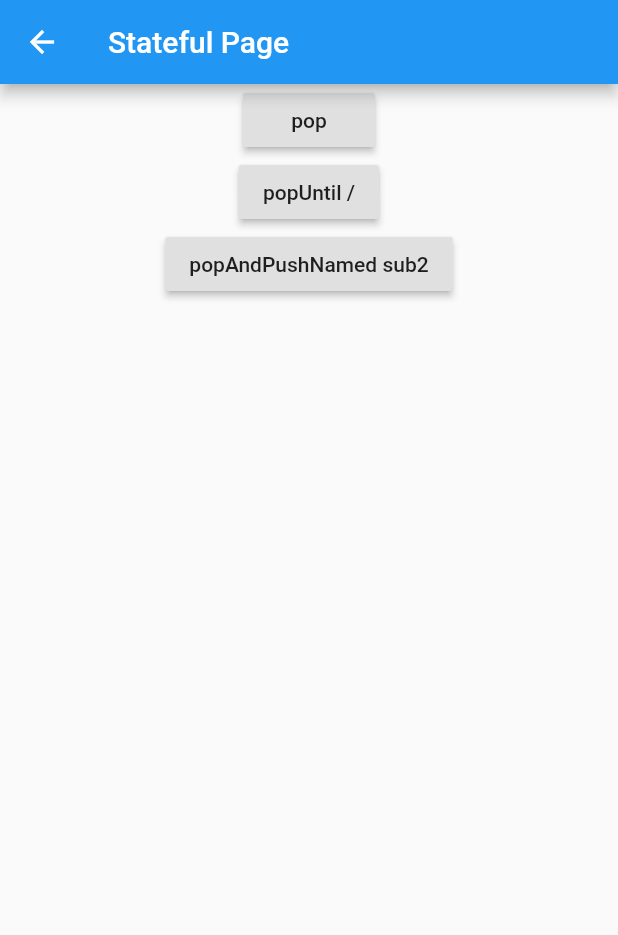
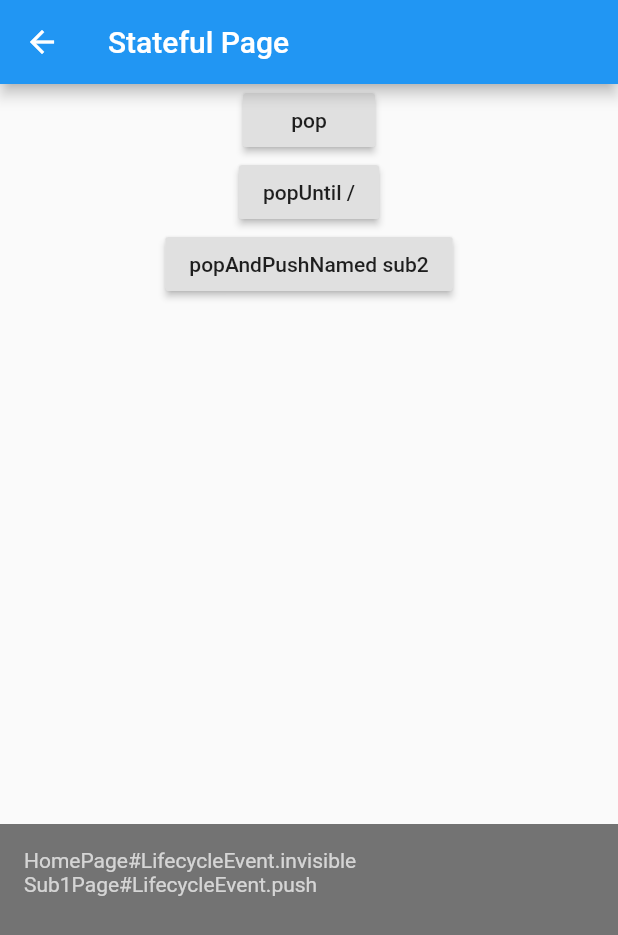
Before and after one commit to chenenyu/lifecycle, a Flutter app: the screen it shows after launch, after a tap on "Open Sub1Page", on a phone screen of 412 x 824 dp. Shown: the top 935 px of the screen. Run offline on Flutter 3.47's test engine with Material 2 defaults, Android fonts, the phone set to English and light mode, and no system bars.

Commit message:
demo显示日志

```diff
--- a/example/lib/home_page.dart
+++ b/example/lib/home_page.dart
@@ -1,3 +1,4 @@
+import 'package:example/overlay_log.dart';
 import 'package:flutter/material.dart';
 import 'package:lifecycle/lifecycle.dart';
 
@@ -24,7 +25,7 @@ class _HomePageState extends State<HomePage>
 
   @override
   void onLifecycleEvent(LifecycleEvent event) {
-    print('HomePage#${event.toString()}');
+    log.add('HomePage#${event.toString()}');
   }
 
   @override
@@ -59,7 +60,7 @@ class _HomePageState extends State<HomePage>
                   builder: (context) {
                     return LifecycleWrapper(
                       onLifecycleEvent: (event) {
-                        print('Dialog#${event.toString()}');
+                        log.add('Dialog#${event.toString()}');
                       },
                       child: AlertDialog(
                         content: Text(
--- a/example/lib/main.dart
+++ b/example/lib/main.dart
@@ -3,6 +3,7 @@ import 'package:flutter/material.dart';
 import 'package:lifecycle/lifecycle.dart';
 
 import 'home_page.dart';
+import 'overlay_log.dart';
 import 'pageview.dart';
 import 'sub1_page.dart';
 import 'sub2_page.dart';
@@ -22,12 +23,18 @@ class MyApp extends StatelessWidget {
       ),
       navigatorObservers: [lifecycleObserver],
       routes: {
-        '/': (_) => HomePage(),
+        // '/': (_) => HomePage(),
         'sub1': (_) => Sub1Page(),
         'sub2': (_) => Sub2Page(),
         'pageview': (_) => MyPageView(),
         'tabview': (_) => MyTabView(),
       },
+      home: Builder(
+        builder: (context) {
+          LogEntry.init(context);
+          return HomePage();
+        },
+      ),
     );
   }
 }
--- /dev/null
+++ b/example/lib/overlay_log.dart
@@ -0,0 +1,97 @@
+import 'package:flutter/material.dart';
+
+class LogEntry extends StatefulWidget {
+  LogEntry() : super(key: entryKey);
+
+  @override
+  LogEntryState createState() {
+    return LogEntryState();
+  }
+
+  static OverlayEntry _logEntry;
+
+  static void init(BuildContext context) {
+    WidgetsBinding.instance.addPostFrameCallback((timeStamp) {
+      OverlayState overlayState = Overlay.of(context);
+      if (overlayState == null) return;
+      _logEntry?.remove();
+      _logEntry = OverlayEntry(builder: (context) {
+        return LogEntry();
+      });
+      overlayState.insert(_logEntry);
+    });
+  }
+}
+
+class LogEntryState extends State<LogEntry> {
+  ScrollController _controller = ScrollController();
+  List<String> _logs = [];
+
+  @override
+  void initState() {
+    super.initState();
+  }
+
+  @override
+  void dispose() {
+    _controller?.dispose();
+    super.dispose();
+  }
+
+  void add(String log) {
+    _logs.add(log);
+    WidgetsBinding.instance.addPostFrameCallback((_) {
+      if (mounted) {
+        setState(() {});
+        WidgetsBinding.instance.addPostFrameCallback((_) {
+          if (mounted) {
+            _controller?.jumpTo(_controller.position.maxScrollExtent);
+          }
+        });
+      }
+    });
+  }
+
+  @override
+  Widget build(BuildContext context) {
+    return IgnorePointer(
+      child: Material(
+        type: MaterialType.transparency,
+        child: Container(
+          // height: MediaQuery.of(context).size.height / 2,
+          margin:
+              EdgeInsets.only(top: MediaQuery.of(context).size.height * 2 / 3),
+          padding: EdgeInsets.all(16),
+          color: Colors.black54,
+          child: ListView.builder(
+            controller: _controller,
+            shrinkWrap: true,
+            padding: EdgeInsets.zero,
+            itemCount: _logs.length,
+            itemBuilder: (context, index) {
+              final String log = _logs[index];
+              return Text(
+                log,
+                style: TextStyle(
+                  color: Colors.white70,
+                  fontSize: 14,
+                ),
+              );
+            },
+          ),
+        ),
+      ),
+    );
+  }
+}
+
+final GlobalKey<LogEntryState> entryKey = GlobalKey();
+
+class LogManager {
+  void add(String log) {
+    print(log);
+    entryKey.currentState?.add(log);
+  }
+}
+
+final LogManager log = LogManager();
--- a/example/lib/pageview.dart
+++ b/example/lib/pageview.dart
@@ -1,5 +1,7 @@
 import 'package:flutter/material.dart';
 import 'package:lifecycle/lifecycle.dart';
+
+import 'overlay_log.dart';
 
 class MyPageView extends StatefulWidget {
   MyPageView({Key key}) : super(key: key);
@@ -34,7 +36,7 @@ class _MyPageViewState extends State<MyPageView> {
       body: PageViewLifecycleWrapper(
         controller: _pageController,
         onLifecycleEvent: (event) {
-          print('MyPageView#${event.toString()}');
+          log.add('MyPageView#${event.toString()}');
         },
         child: PageView(
           controller: _pageController,
@@ -43,7 +45,7 @@ class _MyPageViewState extends State<MyPageView> {
               index: 0,
               wantKeepAlive: true,
               onLifecycleEvent: (event) {
-                print('Page@0#${event.toString()}');
+                log.add('Page@0#${event.toString()}');
               },
               child: Container(
                 color: Colors.teal,
@@ -72,7 +74,7 @@ class _MyPageViewState extends State<MyPageView> {
                             builder: (context) {
                               return LifecycleWrapper(
                                 onLifecycleEvent: (event) {
-                                  print('Dialog#${event.toString()}');
+                                  log.add('Dialog#${event.toString()}');
                                 },
                                 child: AlertDialog(
                                   content: Text(
@@ -108,7 +110,7 @@ class _MyPageViewState extends State<MyPageView> {
               index: 1,
               wantKeepAlive: true,
               onLifecycleEvent: (event) {
-                print('Page@1#${event.toString()}');
+                log.add('Page@1#${event.toString()}');
               },
               child: Container(
                 color: Colors.blue,
--- a/example/lib/sub1_page.dart
+++ b/example/lib/sub1_page.dart
@@ -1,5 +1,7 @@
 import 'package:flutter/material.dart';
 import 'package:lifecycle/lifecycle.dart';
+
+import 'overlay_log.dart';
 
 class Sub1Page extends StatefulWidget {
   Sub1Page({Key key}) : super(key: key);
@@ -23,7 +25,7 @@ class _Sub1PageState extends State<Sub1Page> with LifecycleAware, LifecycleMixin
 
   @override
   void onLifecycleEvent(LifecycleEvent event) {
-    print('Sub1Page#${event.toString()}');
+    log.add('Sub1Page#${event.toString()}');
   }
 
   @override
--- a/example/lib/sub2_page.dart
+++ b/example/lib/sub2_page.dart
@@ -1,5 +1,7 @@
 import 'package:flutter/material.dart';
 import 'package:lifecycle/lifecycle.dart';
+
+import 'overlay_log.dart';
 
 class Sub2Page extends StatelessWidget {
   Sub2Page({Key key}) : super(key: key);
@@ -8,7 +10,7 @@ class Sub2Page extends StatelessWidget {
   Widget build(BuildContext context) {
     return LifecycleWrapper(
       onLifecycleEvent: (event) {
-        print('Sub2Page#${event.toString()}');
+        log.add('Sub2Page#${event.toString()}');
       },
       child: Scaffold(
         appBar: AppBar(
--- a/example/lib/tabview.dart
+++ b/example/lib/tabview.dart
@@ -1,5 +1,7 @@
 import 'package:flutter/material.dart';
 import 'package:lifecycle/lifecycle.dart';
+
+import 'overlay_log.dart';
 
 class MyTabView extends StatefulWidget {
   const MyTabView({Key key}) : super(key: key);
@@ -42,7 +44,7 @@ class _MyTabViewState extends State<MyTabView>
       body: PageViewLifecycleWrapper(
         controller: _tabController,
         onLifecycleEvent: (event) {
-          print('MyTabView#${event.toString()}');
+          log.add('MyTabView#${event.toString()}');
         },
         child: TabBarView(
           controller: _tabController,
@@ -53,7 +55,7 @@ class _MyTabViewState extends State<MyTabView>
               index: index,
               wantKeepAlive: true,
               onLifecycleEvent: (event) {
-                print('Page@$index#${event.toString()}');
+                log.add('Page@$index#${event.toString()}');
               },
               child: Center(
                 child: Text(
```
